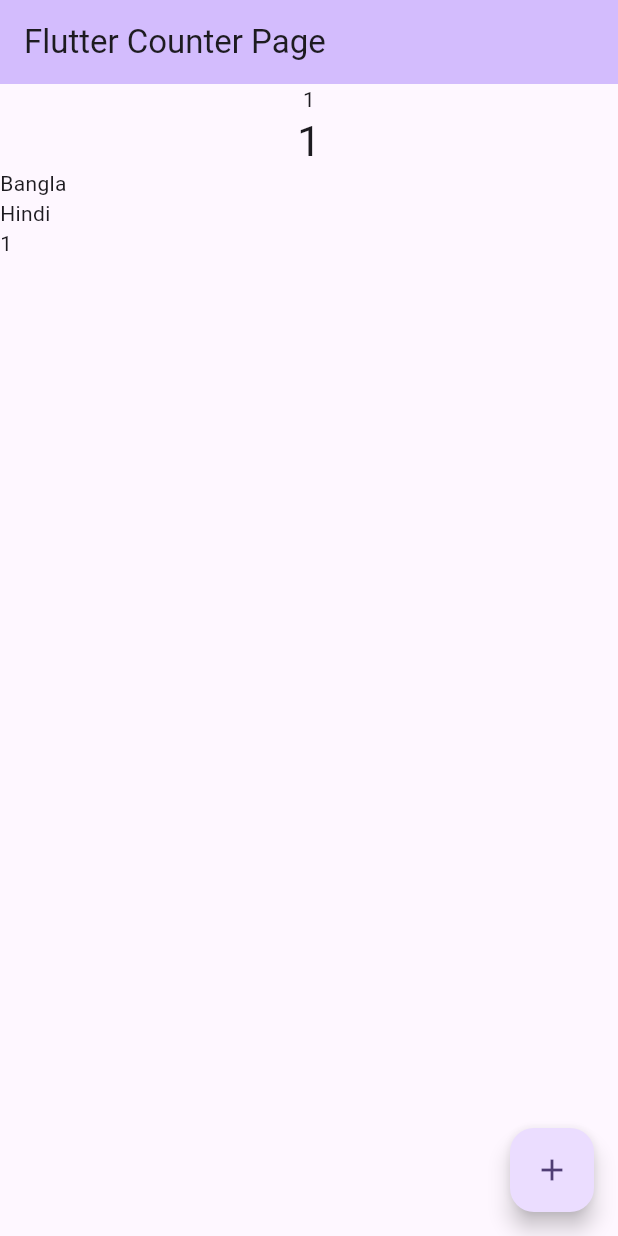
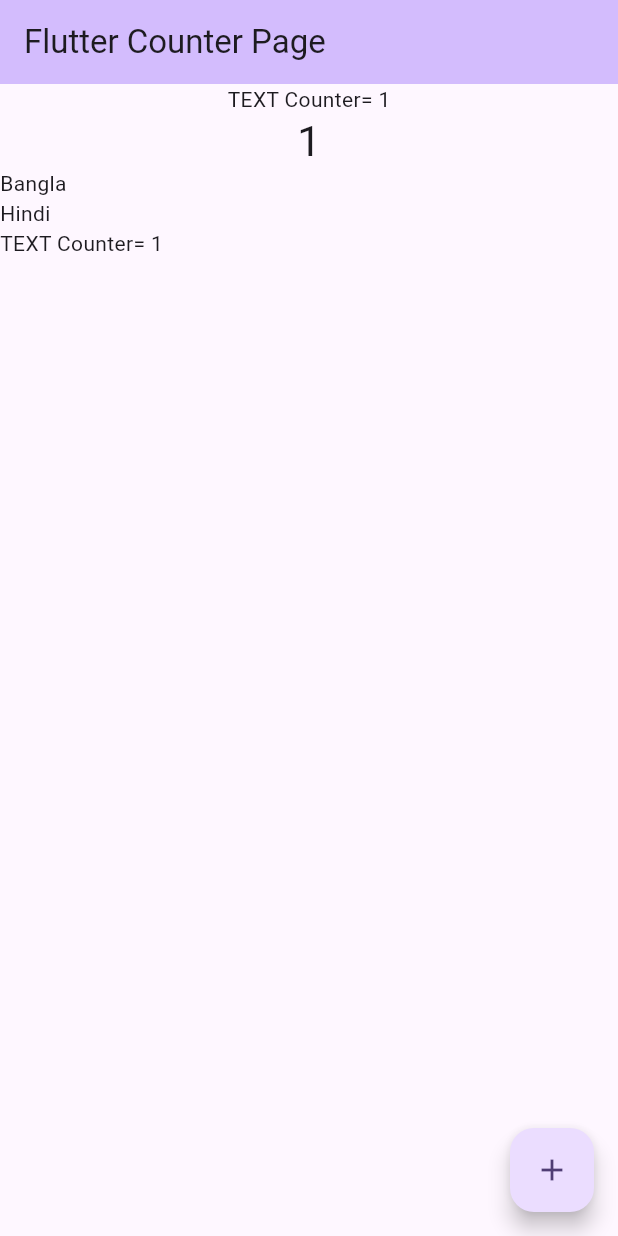
Before and after one commit to nsabir0/Counter-App-using-GetX, a Flutter app: the screen it shows after launch, after a tap on the "add" icon, on a phone screen of 412 x 824 dp. Run offline on Flutter 3.47's test engine with Material 2 defaults, Android fonts, the phone set to English and light mode, and no system bars; our stand-ins replace get.

Commit message:
logic page for count increment.

```diff
--- /dev/null
+++ b/lib/Controller/count_logic.dart
@@ -0,0 +1,16 @@
+import 'package:get/get.dart';
+
+class Controller extends GetxController{
+  var count =0.obs;
+  var _text = 'TEXT Counter'.obs;
+  final List<String> _list = ['Bangla', 'Hindi'].obs;
+  void _incrementCounter() {
+
+      count++;
+
+      _text = 'TEXT Counter= ${count.toString()}' as RxString;
+
+      _list.add('TEXT Counter= ${count.toString()}');
+
+  }
+}
--- a/lib/Pages/home_page.dart
+++ b/lib/Pages/home_page.dart
@@ -1,4 +1,6 @@
 import 'package:flutter/material.dart';
+import 'package:get/get.dart';
+import '../Controller/count_logic.dart';
 
 
 class MyHomePage extends StatefulWidget {
@@ -11,6 +13,8 @@ class MyHomePage extends StatefulWidget {
 }
 
 class _MyHomePageState extends State<MyHomePage> {
+  //final Controller _xController = Get.put(Controller());
+
   int _counter = 0;
   String _text = 'TEXT Counter';
   final List<String> _list = ['Bangla', 'Hindi'];
@@ -19,9 +23,9 @@ class _MyHomePageState extends State<MyHomePage> {
     setState(() {
       _counter++;
 
-      _text = _counter.toString();
+      _text = 'TEXT Counter= ${_counter.toString()}';
 
-      _list.add(_counter.toString());
+      _list.add('TEXT Counter= ${_counter.toString()}');
     });
   }
 
@@ -58,3 +62,13 @@ class _MyHomePageState extends State<MyHomePage> {
     );
   }
 }
+
+class HomePage extends StatelessWidget {
+   const HomePage({super.key});
+  //final Controller _xController = Get.put(Controller());
+
+  @override
+  Widget build(BuildContext context) {
+    return const Placeholder();
+  }
+}
--- a/lib/main.dart
+++ b/lib/main.dart
@@ -1,5 +1,5 @@
 import 'package:flutter/material.dart';
-
+import 'package:get/get.dart';
 import 'Pages/home_page.dart';
 
 void main() {
@@ -11,7 +11,7 @@ class MyApp extends StatelessWidget {
 
   @override
   Widget build(BuildContext context) {
-    return MaterialApp(
+    return GetMaterialApp(
       title: 'Flutter Demo',
       theme: ThemeData(
 
```
